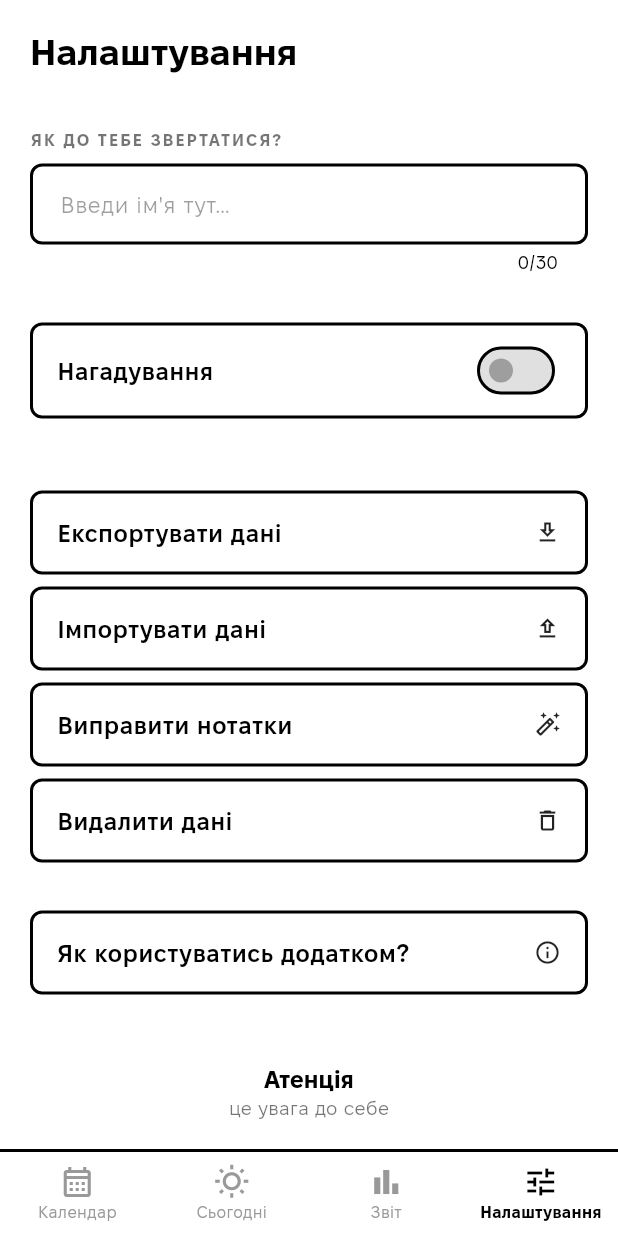
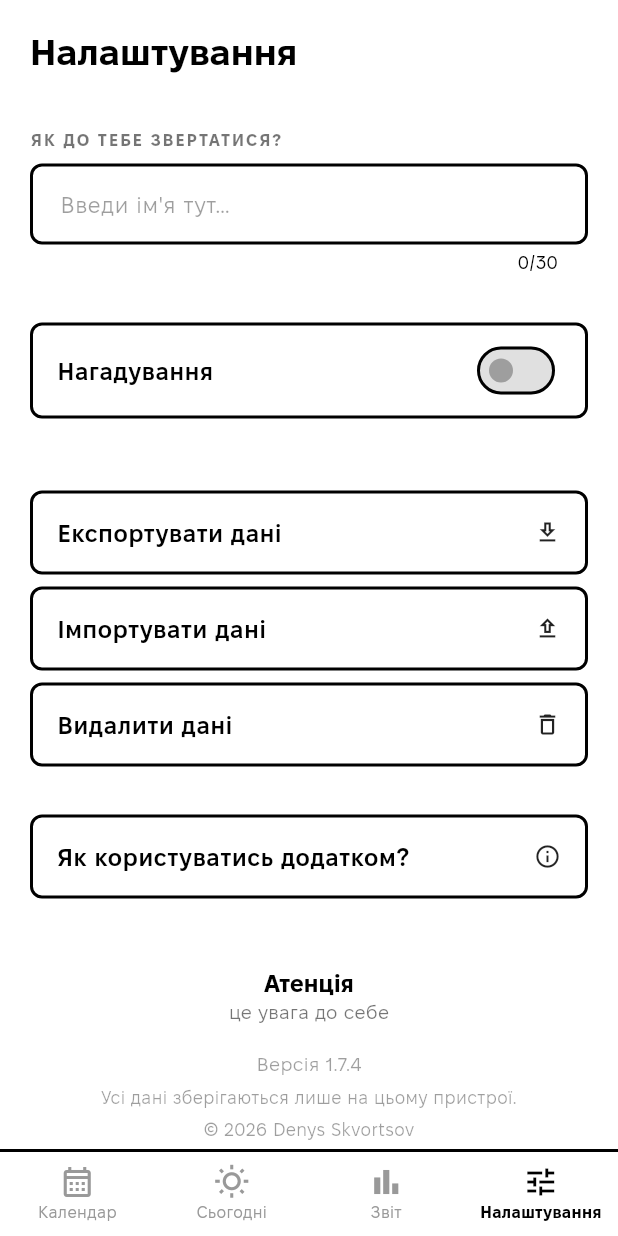
Before and after one commit to skvortsovden/atensia, a Flutter app: the MainScreen screen opened directly, item 4 of the bottom bar chosen, on a phone screen of 412 x 824 dp. Run offline on Flutter 3.47's test engine with Material 3 defaults, Android fonts, the phone set to English and light mode, and no system bars; our stand-ins replace file_picker, fl_chart, flutter_local_notifications, package_info_plus, share_plus, shared_preferences and 3 more; accounts and stored records are empty.

Commit message:
Auto-repair mojibake on import; remove manual repair button from settings
Agent-Logs-Url: https://github.com/skvortsovden/atensia/sessions/40700b37-c3fa-453e-929a-8b76d5d3fbd9

Co-authored-by: skvortsovden <48939274+skvortsovden@users.noreply.github.com>

```diff
--- a/assets/l10n/uk.yaml
+++ b/assets/l10n/uk.yaml
@@ -95,15 +95,6 @@ settings_import_done_message: Записи успішно додано.
 settings_import_done_btn: Зрозуміло
 settings_import_error_title: Помилка імпорту
 settings_import_error_btn: Зрозуміло
-settings_repair_btn: Виправити нотатки
-settings_repair_title: Виправити нотатки
-settings_repair_message: "Виправляє нотатки, які могли бути пошкоджені через помилку кодування при імпорті. Стосується лише записів, імпортованих до виправлення цього недоліку."
-settings_repair_run: Виправити
-settings_repair_cancel: Скасувати
-settings_repair_done_title: Готово
-settings_repair_done_fixed: "Виправлено {count} записів."
-settings_repair_done_none: Пошкоджених записів не знайдено.
-settings_repair_done_btn: Зрозуміло
 settings_privacy: Усі дані зберігаються лише на цьому пристрої.
 
 # ── Stats view ────────────────────────────────────────────────────────────────
--- a/lib/l10n/strings.dart
+++ b/lib/l10n/strings.dart
@@ -119,16 +119,6 @@ class S {
   static String get settingsImportDoneBtn => _s('settings_import_done_btn');
   static String get settingsImportErrorTitle => _s('settings_import_error_title');
   static String get settingsImportErrorBtn => _s('settings_import_error_btn');
-  static String get settingsRepairBtn => _s('settings_repair_btn');
-  static String get settingsRepairTitle => _s('settings_repair_title');
-  static String get settingsRepairMessage => _s('settings_repair_message');
-  static String get settingsRepairRun => _s('settings_repair_run');
-  static String get settingsRepairCancel => _s('settings_repair_cancel');
-  static String get settingsRepairDoneTitle => _s('settings_repair_done_title');
-  static String settingsRepairDoneFixed(int count) =>
-      _s('settings_repair_done_fixed').replaceFirst('{count}', '$count');
-  static String get settingsRepairDoneNone => _s('settings_repair_done_none');
-  static String get settingsRepairDoneBtn => _s('settings_repair_done_btn');
   static String get settingsPrivacy => _s('settings_privacy');
 
   // ── Stats ────────────────────────────────────────────────────────────────
```
Also changed, not shown: lib/providers/app_provider.dart (+18 -5 lines), lib/screens/settings_view.dart (+0 -111 lines).
